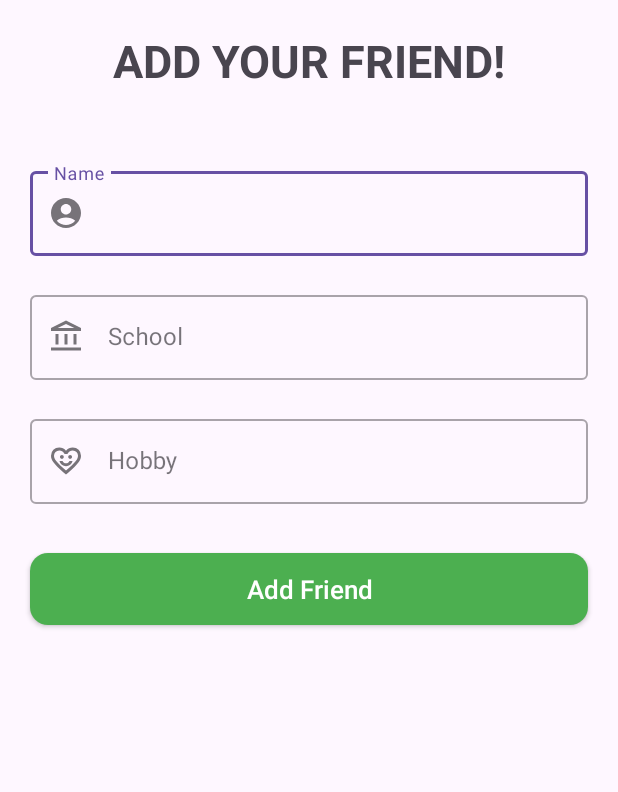
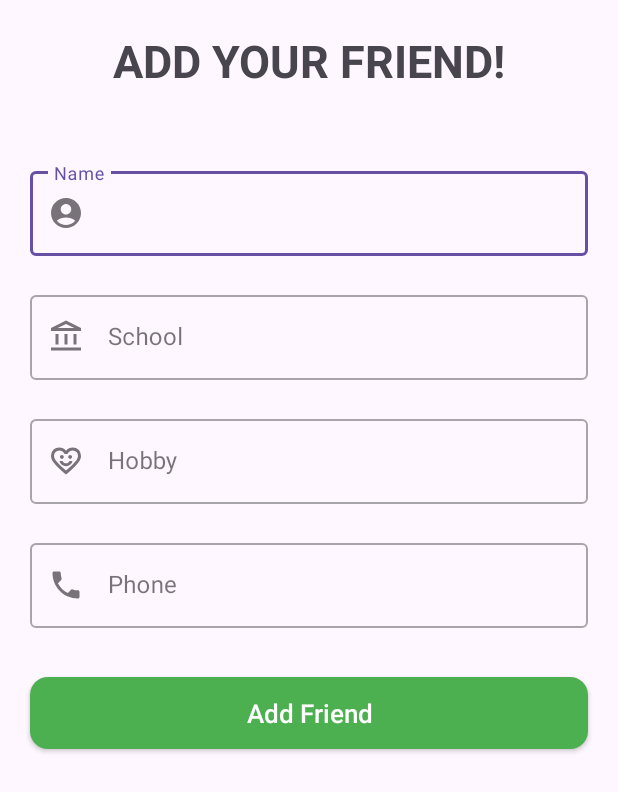
Before and after one commit to danielaquaries20/My-App, an Android app: the layout activity_manage_friend.xml on its own in the app's theme, with its tools: preview values and no code run, on a phone screen of 412 x 824 dp. Shown: the top 792 px of the screen. Run offline under Robolectric (Android 15) with nearby library versions, the phone set to English and light mode, and no system bars.

Commit message:
Update Friend App - KI Room Migration.

```diff
--- a/app/src/main/java/com/daniel/myapp/app_friend/database/entity/FriendEntity.kt
+++ b/app/src/main/java/com/daniel/myapp/app_friend/database/entity/FriendEntity.kt
@@ -7,7 +7,8 @@ import androidx.room.PrimaryKey
 data class FriendEntity(
     var name: String,
     var school: String,
-    var hobby: String
+    var hobby: String,
+    var phone: String
 ) {
     @PrimaryKey(autoGenerate = true)
     var id: Int = 0
--- /dev/null
+++ b/app/src/main/res/drawable/ic_phone.xml
@@ -0,0 +1,5 @@
+<vector xmlns:android="http://schemas.android.com/apk/res/android" android:height="24dp" android:tint="#000000" android:viewportHeight="24" android:viewportWidth="24" android:width="24dp">
+
+    <path android:fillColor="@android:color/white" android:pathData="M6.62,10.79c1.44,2.83 3.76,5.14 6.59,6.59l2.2,-2.2c0.27,-0.27 0.67,-0.36 1.02,-0.24 1.12,0.37 2.33,0.57 3.57,0.57 0.55,0 1,0.45 1,1V20c0,0.55 -0.45,1 -1,1 -9.39,0 -17,-7.61 -17,-17 0,-0.55 0.45,-1 1,-1h3.5c0.55,0 1,0.45 1,1 0,1.25 0.2,2.45 0.57,3.57 0.11,0.35 0.03,0.74 -0.25,1.02l-2.2,2.2z"/>
+
+</vector>
--- a/app/src/main/res/layout/activity_manage_friend.xml
+++ b/app/src/main/res/layout/activity_manage_friend.xml
@@ -79,6 +79,25 @@
 
         </com.google.android.material.textfield.TextInputLayout>
 
+        <com.google.android.material.textfield.TextInputLayout
+            android:id="@+id/et_phone"
+            style="@style/Widget.MaterialComponents.TextInputLayout.OutlinedBox"
+            android:layout_width="match_parent"
+            android:layout_height="wrap_content"
+            android:layout_marginHorizontal="20dp"
+            android:hint="Phone"
+            app:errorEnabled="true"
+            app:startIconDrawable="@drawable/ic_phone">
+
+            <com.google.android.material.textfield.TextInputEditText
+                android:layout_width="match_parent"
+                android:layout_height="wrap_content"
+                android:inputType="number"
+                android:textColor="@color/black"
+                tools:text="" />
+
+        </com.google.android.material.textfield.TextInputLayout>
+
         <androidx.appcompat.widget.AppCompatButton
             android:id="@+id/btn_add"
             android:layout_width="match_parent"
```
Also changed, not shown: app/build.gradle.kts (+7 -0 lines), app/src/main/java/com/daniel/myapp/app_friend/database/MyDatabase.kt (+17 -2 lines), app/src/main/java/com/daniel/myapp/app_friend/database/dao/FriendDao.kt (+2 -10 lines), app/src/main/java/com/daniel/myapp/app_friend/ui/ManageFriendActivity.kt (+30 -10 lines).
